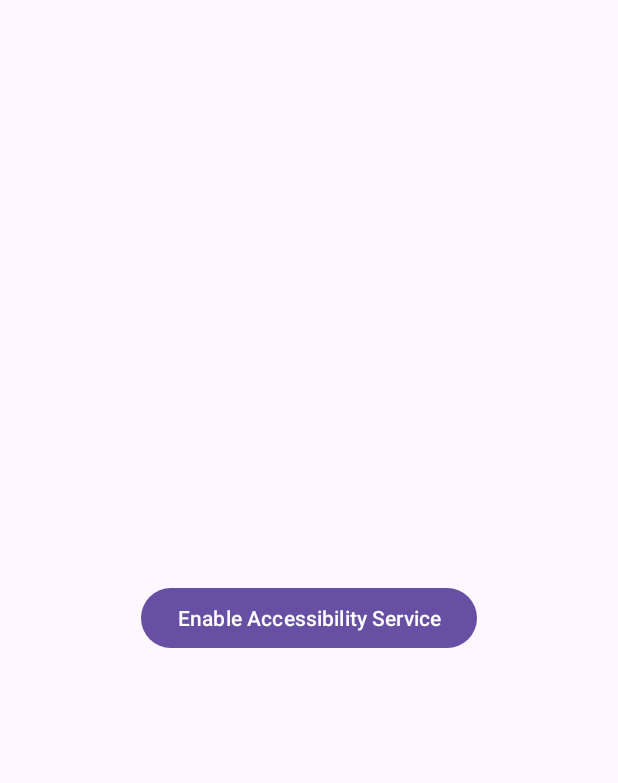
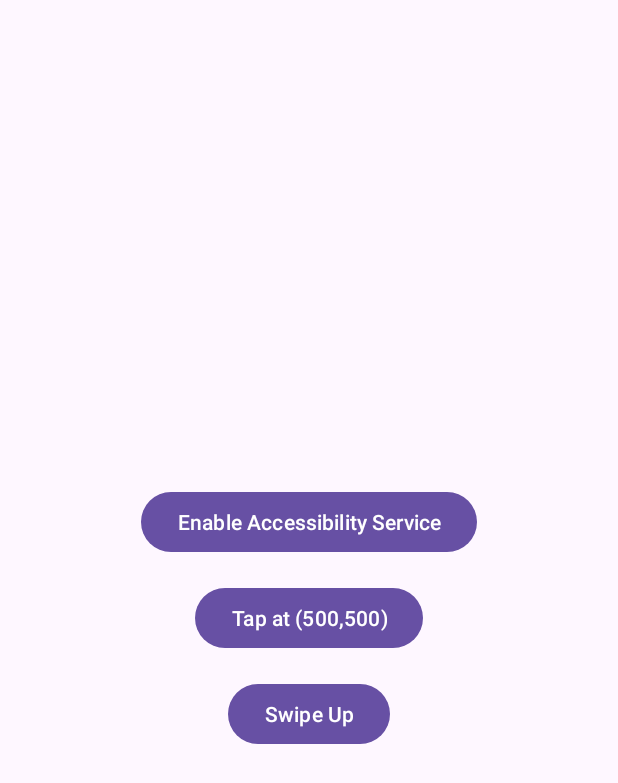
Before and after one commit to RO-HIT17/HorizonAutomation, an Android app: the screen it shows after launch (MainActivity), on a phone screen of 412 x 824 dp. Shown: the top 783 px of the screen. Run offline under Robolectric (Android 15) with nearby library versions, the phone set to English and light mode, and no system bars.

Commit message:
Automate Taps

```diff
--- a/app/src/main/java/com/example/accessibilitytapapp2/MainActivity.kt
+++ b/app/src/main/java/com/example/accessibilitytapapp2/MainActivity.kt
@@ -12,8 +12,19 @@
         setContentView(R.layout.activity_main)
 
         val btnEnableService = findViewById<Button>(R.id.btnEnableService)
+        val btnTap = findViewById<Button>(R.id.btnTap)
+        val btnSwipe = findViewById<Button>(R.id.btnSwipe)
+
         btnEnableService.setOnClickListener {
             startActivity(Intent(Settings.ACTION_ACCESSIBILITY_SETTINGS))
         }
+
+        btnTap.setOnClickListener {
+            MyAccessibilityService.instance?.performTap(500f, 500f)
+        }
+
+        btnSwipe.setOnClickListener {
+            MyAccessibilityService.instance?.performSwipe(300f, 1000f, 300f, 500f)
+        }
     }
 }
--- a/app/src/main/res/layout/activity_main.xml
+++ b/app/src/main/res/layout/activity_main.xml
@@ -11,4 +11,19 @@
         android:layout_width="wrap_content"
         android:layout_height="wrap_content"
         android:text="Enable Accessibility Service" />
+
+    <Button
+        android:id="@+id/btnTap"
+        android:layout_width="wrap_content"
+        android:layout_height="wrap_content"
+        android:text="Tap at (500,500)"
+        android:layout_marginTop="16dp" />
+
+    <Button
+        android:id="@+id/btnSwipe"
+        android:layout_width="wrap_content"
+        android:layout_height="wrap_content"
+        android:text="Swipe Up"
+        android:layout_marginTop="16dp" />
+
 </LinearLayout>
```
Also changed, not shown: app/src/main/java/com/example/accessibilitytapapp2/MyAccessibilityService.kt (+24 -22 lines), app/src/main/res/xml/accessibility_service_config.xml (+3 -5 lines).
